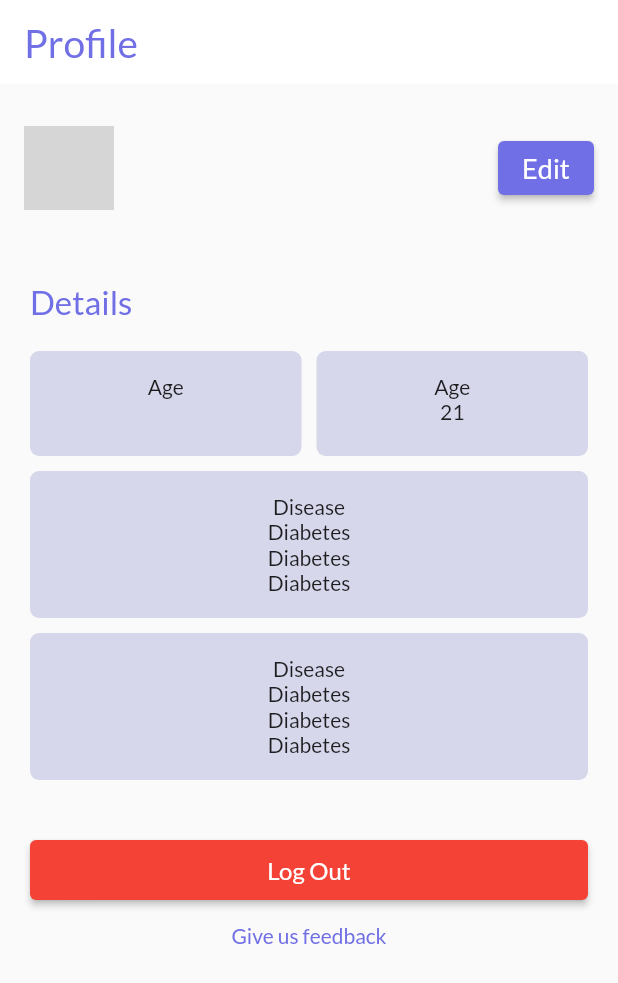
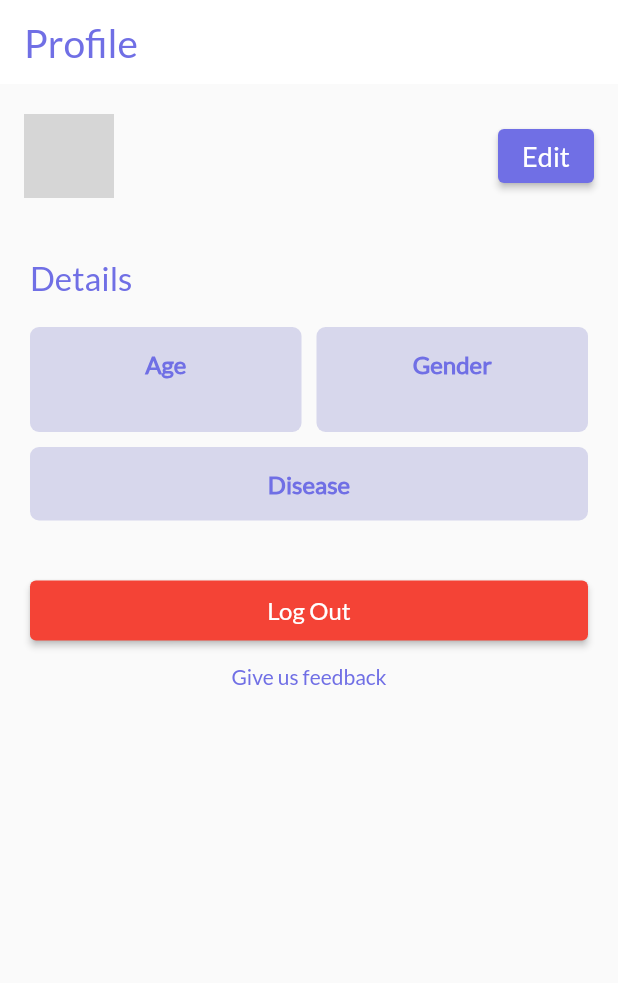
Before and after one commit to Debajyoti14/Medorant, a Flutter app: the ProfileScreen screen opened directly with empty values, on a phone screen of 412 x 824 dp. Shown: the top 983 px of the screen. Run offline on Flutter 3.47's test engine with Material 2 defaults, Android fonts, the light colour scheme and no system bars; our stand-ins replace curved_navigation_bar, google_sign_in, image_picker; missing offline and left inert: google_ml_kit; network calls fail; grey boxes are pictures that could not be loaded.

Commit message:
Profile Page UI Updated

```diff
--- a/lib/pages/profile_screen.dart
+++ b/lib/pages/profile_screen.dart
@@ -20,6 +20,7 @@ class _ProfileScreenState extends State<ProfileScreen> {
       'https://cdn.pixabay.com/photo/2015/10/05/22/37/blank-profile-picture-973460_960_720.png';
   var age = '';
   var diseases = [];
+  var gender = '';
   getDetails(String id) async {
     var data = await http.get(Uri.parse(
         'https://8g34ra4qq2.execute-api.ap-south-1.amazonaws.com/dev/user/$id'));
@@ -30,6 +31,7 @@ class _ProfileScreenState extends State<ProfileScreen> {
     img1 = details['image'];
     age = details['age'].toString();
     diseases = details['disease'];
+    gender = details['gender'];
     if (mounted) setState(() {});
   }
 
@@ -68,7 +70,7 @@ class _ProfileScreenState extends State<ProfileScreen> {
                 style: const TextStyle(
                     color: Color.fromARGB(255, 112, 111, 229), fontSize: 18),
               ),
-              subtitle: Text(email),
+              // subtitle: Text(email),
               trailing: ElevatedButton(
                 onPressed: () {},
                 // color: const Color(0xFF706FE5),
@@ -108,7 +110,14 @@ class _ProfileScreenState extends State<ProfileScreen> {
                               borderRadius:
                                   BorderRadius.all(Radius.circular(6))),
                           child: Column(children: [
-                            const Text('Age'),
+                            const Text(
+                              'Age',
+                              style: TextStyle(
+                                color: Color.fromARGB(255, 112, 111, 229),
+                                fontSize: 16,
+                                fontWeight: FontWeight.w800,
+                              ),
+                            ),
                             Text(
                               age,
                             ),
@@ -125,12 +134,17 @@ class _ProfileScreenState extends State<ProfileScreen> {
                               color: Color.fromARGB(255, 215, 215, 236),
                               borderRadius:
                                   BorderRadius.all(Radius.circular(6))),
-                          child: Column(children: const [
-                            Text(
-                              'Age',
+                          child: Column(children: [
+                            const Text(
+                              'Gender',
+                              style: TextStyle(
+                                color: Color.fromARGB(255, 112, 111, 229),
+                                fontSize: 16,
+                                fontWeight: FontWeight.w800,
+                              ),
                             ),
                             Text(
-                              '21',
+                              gender,
                             ),
                           ]),
                         ),
@@ -145,50 +159,19 @@ class _ProfileScreenState extends State<ProfileScreen> {
                       decoration: const BoxDecoration(
                           color: Color.fromARGB(255, 215, 215, 236),
                           borderRadius: BorderRadius.all(Radius.circular(6))),
-                      child: Column(children: const [
-                        Text(
+                      child: Column(children: [
+                        const Text(
                           'Disease',
+                          style: TextStyle(
+                            color: Color.fromARGB(255, 112, 111, 229),
+                            fontSize: 16,
+                            fontWeight: FontWeight.w800,
+                          ),
                         ),
-                        Text(
-                          'Diabetes',
-                        ),
-                        Text(
-                          'Diabetes',
-                        ),
-                        Text(
-                          'Diabetes',
-                        ),
+                        for (var item in diseases) Text(item)
                       ]),
                     ),
                   ]),
-                  const SizedBox(height: 10),
-                  Column(
-                    crossAxisAlignment: CrossAxisAlignment.start,
-                    children: [
-                      Container(
-                        padding: const EdgeInsets.all(15),
-                        width: double.infinity,
-                        decoration: const BoxDecoration(
-                            color: Color.fromARGB(255, 215, 215, 236),
-                            borderRadius: BorderRadius.all(Radius.circular(6))),
-                        child: Column(children: const [
-                          Text(
-                            'Disease',
-                            textAlign: TextAlign.left,
-                          ),
-                          Text(
-                            'Diabetes',
-                          ),
-                          Text(
-                            'Diabetes',
-                          ),
-                          Text(
-                            'Diabetes',
-                          ),
-                        ]),
-                      ),
-                    ],
-                  ),
                   const SizedBox(
                     height: 40,
                   ),
```
